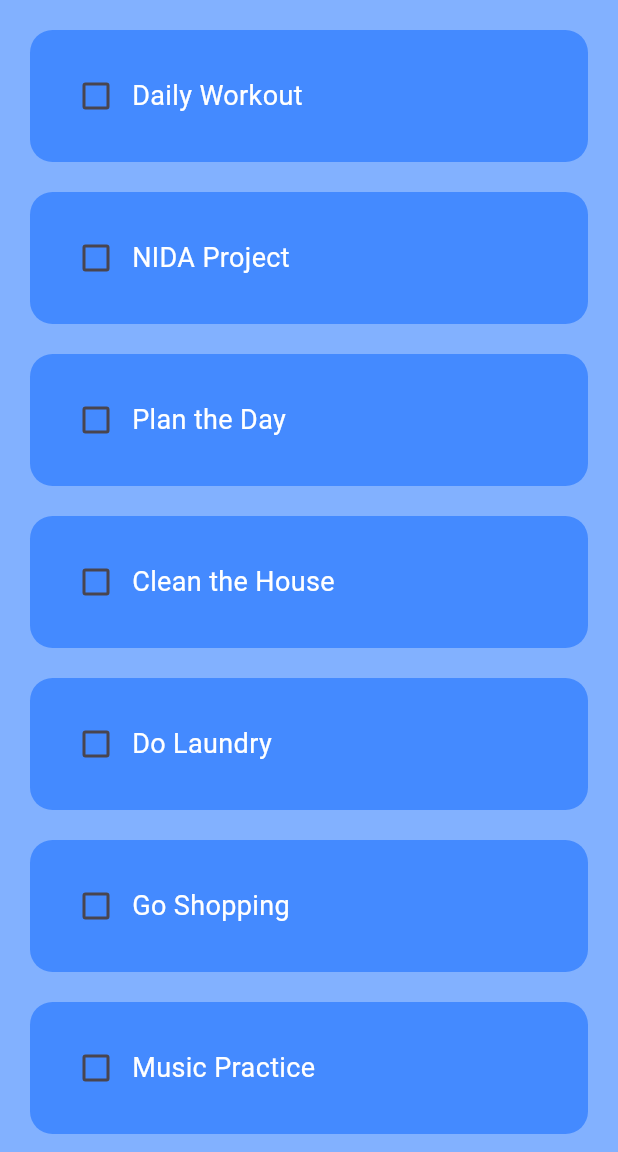
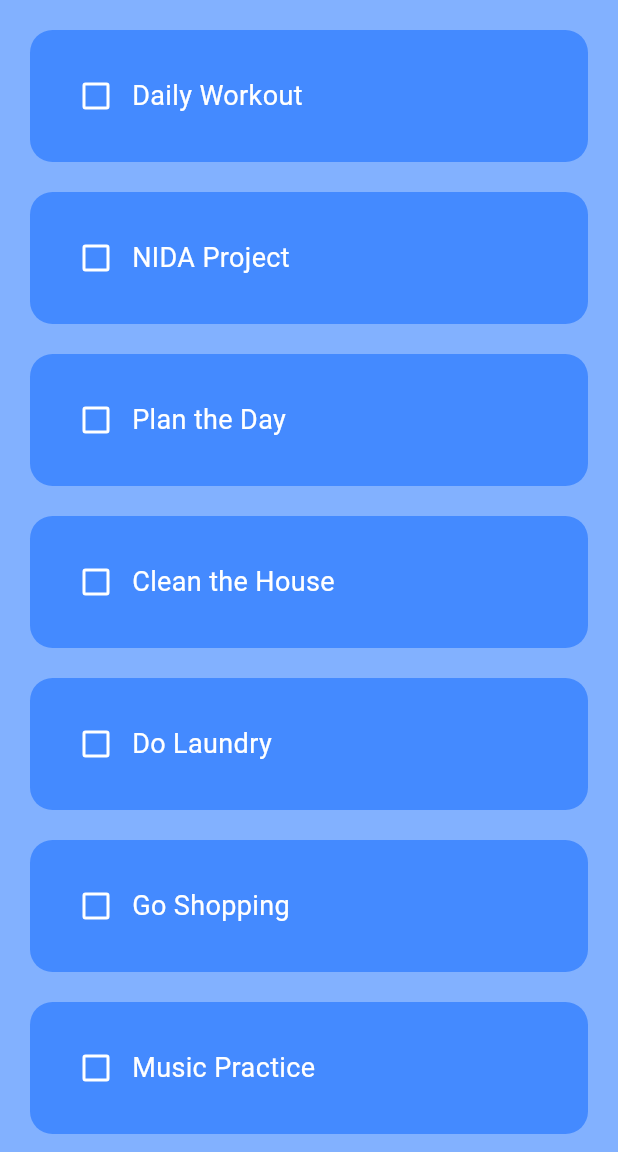
Before and after one commit to josueahadi/todo, a Flutter app: the screen it shows after launch, on a phone screen of 412 x 824 dp, the part 84-1236 px from its top. Run offline on Flutter 3.47's test engine with Material 3 defaults, Android fonts, the phone set to English and light mode, and no system bars.

Commit message:
style checkbox active state

```diff
--- a/lib/utils/todo_list.dart
+++ b/lib/utils/todo_list.dart
@@ -24,7 +24,13 @@ class TodoList extends StatelessWidget {
         ),
         child: Row(
           children: [
-            Checkbox(value: taskCompleted, onChanged: onChanged),
+            Checkbox(
+              value: taskCompleted,
+              onChanged: onChanged,
+              checkColor: Colors.black,
+              activeColor: Colors.white,
+              side: BorderSide(color: Colors.white, width: 2),
+            ),
             Text(
               taskName,
               style: TextStyle(
```
